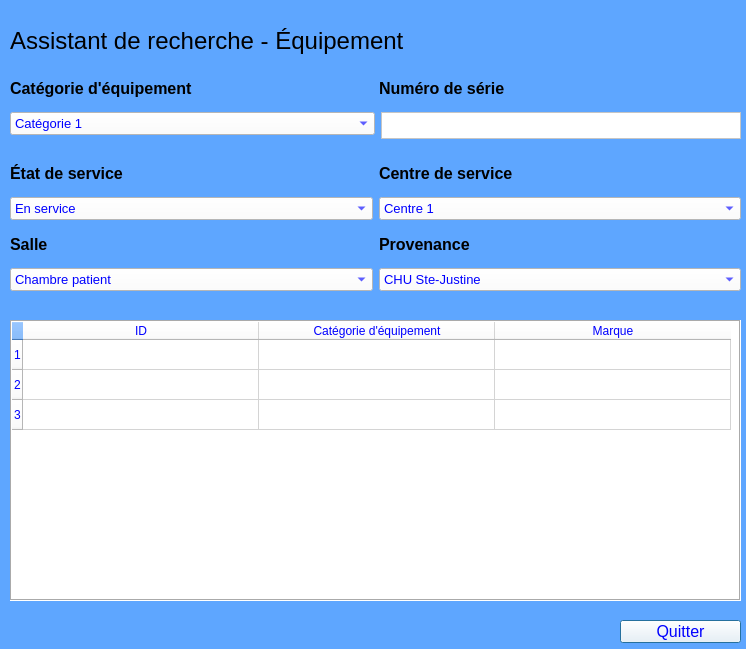
Above: Fenetre avec Qt designer/fenetre_recherche_equipement.ui from ProjetPC2/SIMM-2.0 before the change. Below: the same form after it.
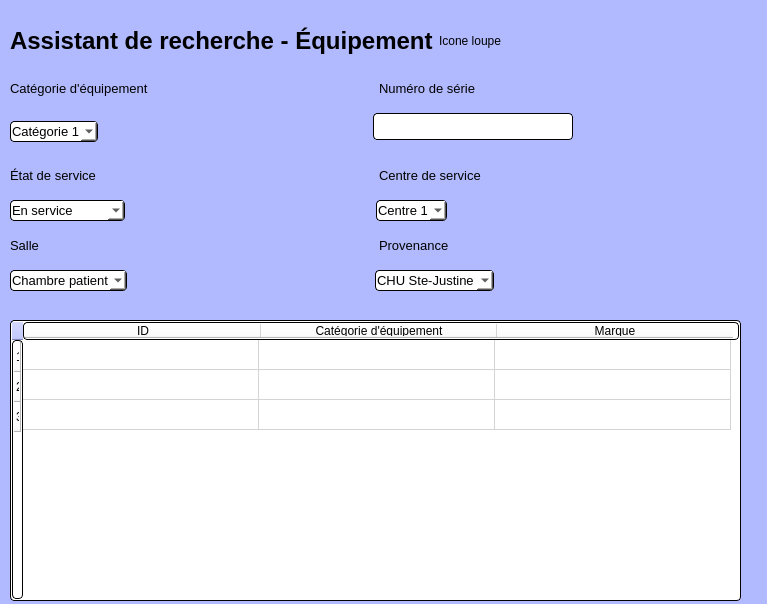
That is the form after the change. Icons and pictures are not drawn.

Commit message: qt recherche equipement

```diff
--- a/Fenetre avec Qt designer/fenetre_recherche_equipement.ui
+++ b/Fenetre avec Qt designer/fenetre_recherche_equipement.ui
@@ -6,15 +6,16 @@
    <rect>
     <x>0</x>
     <y>0</y>
-    <width>746</width>
-    <height>649</height>
+    <width>767</width>
+    <height>604</height>
    </rect>
   </property>
   <property name="windowTitle">
    <string>Dialog</string>
   </property>
   <property name="styleSheet">
-   <string notr="true">background: #5EA6FF;</string>
+   <string notr="true">background: rgb(178, 186, 255);
+</string>
   </property>
   <widget class="QWidget" name="horizontalLayoutWidget">
    <property name="geometry">
@@ -30,8 +31,10 @@
      <widget class="QLabel" name="title">
       <property name="font">
        <font>
-        <family>Arial</family>
+        <family>MS Shell Dlg 2</family>
         <pointsize>18</pointsize>
+        <weight>75</weight>
+        <bold>true</bold>
        </font>
       </property>
       <property name="styleSheet">
@@ -43,62 +46,12 @@
      </widget>
     </item>
     <item>
-     <spacer name="horizontalSpacer_2">
-      <property name="orientation">
-       <enum>Qt::Horizontal</enum>
-      </property>
-      <property name="sizeHint" stdset="0">
-       <size>
-        <width>20</width>
-        <height>20</height>
-       </size>
-      </property>
-     </spacer>
-    </item>
-    <item>
-     <widget class="QLabel" name="loupe">
-      <property name="enabled">
-       <bool>true</bool>
-      </property>
-      <property name="sizePolicy">
-       <sizepolicy hsizetype="Preferred" vsizetype="Preferred">
-        <horstretch>2</horstretch>
-        <verstretch>8</verstretch>
-       </sizepolicy>
-      </property>
-      <property name="maximumSize">
-       <size>
-        <width>100</width>
-        <height>100</height>
-       </size>
-      </property>
-      <property name="frameShape">
-       <enum>QFrame::NoFrame</enum>
-      </property>
+     <widget class="QLabel" name="label">
       <property name="text">
-       <string/>
-      </property>
-      <property name="pixmap">
-       <pixmap>../Apprentissage Python/exercices/Sabrina/Recherche d'un équipement/loupe.icon.png</pixmap>
-      </property>
-      <property name="scaledContents">
-       <bool>true</bool>
+       <string>Icone loupe</string>
       </property>
      </widget>
     </item>
-    <item>
-     <spacer name="horizontalSpacer">
-      <property name="orientation">
-       <enum>Qt::Horizontal</enum>
-      </property>
-      <property name="sizeHint" stdset="0">
-       <size>
-        <width>60</width>
-        <height>0</height>
-       </size>
-      </property>
-     </spacer>
-    </item>
    </layout>
   </widget>
   <widget class="QWidget" name="verticalLayoutWidget">
@@ -113,14 +66,14 @@
    <layout class="QVBoxLayout" name="verticalLayout">
     <item>
      <layout class="QHBoxLayout" name="horizontalLayout_7">
-      <item>
+      <item alignment="Qt::AlignLeft">
        <widget class="QLabel" name="categorie">
         <property name="font">
          <font>
-          <family>Arial</family>
-          <pointsize>12</pointsize>
-          <weight>75</weight>
-          <bold>true</bold>
+          <family>MS Shell Dlg 2</family>
+          <pointsize>10</pointsize>
+          <weight>50</weight>
+          <bold>false</bold>
          </font>
         </property>
         <property name="text">
@@ -132,10 +85,10 @@
        <widget class="QLabel" name="NoSerie">
         <property name="font">
          <font>
-          <family>Arial</family>
-          <pointsize>12</pointsize>
-          <weight>75</weight>
-          <bold>true</bold>
+          <family>MS Shell Dlg 2</family>
+          <pointsize>10</pointsize>
+          <weight>50</weight>
+          <bold>false</bold>
          </font>
         </property>
         <property name="text">
@@ -147,11 +100,20 @@
     </item>
     <item>
      <layout class="QHBoxLayout" name="horizontalLayout_6">
+      <property name="spacing">
+       <number>0</number>
+      </property>
       <property name="sizeConstraint">
        <enum>QLayout::SetMaximumSize</enum>
       </property>
-      <item alignment="Qt::AlignTop">
+      <item>
        <widget class="QComboBox" name="boite_categorie">
+        <property name="maximumSize">
+         <size>
+          <width>300</width>
+          <height>16777215</height>
+         </size>
+        </property>
         <property name="font">
          <font>
           <family>Arial</family>
@@ -159,8 +121,11 @@
          </font>
         </property>
         <property name="styleSheet">
-         <string notr="true">background: white;
-color: #0000FF;</string>
+         <string notr="true">padding: 1px;
+border-style: solid;
+border: 1px solid black;
+border-radius: 4px;
+background:rgb(255, 255, 255)</string>
         </property>
         <item>
          <property name="text">
@@ -179,20 +144,53 @@
         </item>
        </widget>
       </item>
+      <item>
+       <spacer name="horizontalSpacer">
+        <property name="orientation">
+         <enum>Qt::Horizontal</enum>
+        </property>
+        <property name="sizeType">
+         <enum>QSizePolicy::Expanding</enum>
+        </property>
+        <property name="sizeHint" stdset="0">
+         <size>
+          <width>275</width>
+          <height>20</height>
+         </size>
+        </property>
+       </spacer>
+      </item>
       <item alignment="Qt::AlignTop">
        <widget class="QTextEdit" name="text_NoSerie">
         <property name="maximumSize">
          <size>
-          <width>360</width>
+          <width>200</width>
           <height>27</height>
          </size>
         </property>
         <property name="styleSheet">
-         <string notr="true">background: white;
+         <string notr="true">padding: 1px;
+border-style: solid;
+border: 1px solid black;
+border-radius: 4px;
+background:rgb(255, 255, 255)
 </string>
         </property>
        </widget>
       </item>
+      <item>
+       <spacer name="horizontalSpacer_2">
+        <property name="orientation">
+         <enum>Qt::Horizontal</enum>
+        </property>
+        <property name="sizeHint" stdset="0">
+         <size>
+          <width>40</width>
+          <height>20</height>
+         </size>
+        </property>
+       </spacer>
+      </item>
      </layout>
     </item>
     <item>
@@ -201,10 +199,10 @@
        <widget class="QLabel" name="etat">
         <property name="font">
          <font>
-          <family>Arial</family>
-          <pointsize>12</pointsize>
-          <weight>75</weight>
-          <bold>true</bold>
+          <family>MS Shell Dlg 2</family>
+          <pointsize>10</pointsize>
+          <weight>50</weight>
+          <bold>false</bold>
          </font>
         </property>
         <property name="text">
@@ -216,10 +214,10 @@
        <widget class="QLabel" name="centre">
         <property name="font">
          <font>
-          <family>Arial</family>
-          <pointsize>12</pointsize>
-          <weight>75</weight>
-          <bold>true</bold>
+          <family>MS Shell Dlg 2</family>
+          <pointsize>10</pointsize>
+          <weight>50</weight>
+          <bold>false</bold>
          </font>
         </property>
         <property name="text">
@@ -233,6 +231,12 @@
      <layout class="QHBoxLayout" name="horizontalLayout_4">
       <item>
        <widget class="QComboBox" name="liste_etat">
+        <property name="maximumSize">
+         <size>
+          <width>200</width>
+          <height>16777215</height>
+         </size>
+        </property>
         <property name="font">
          <font>
           <family>Arial</family>
@@ -240,8 +244,11 @@
          </font>
         </property>
         <property name="styleSheet">
-         <string notr="true">background: white;
-color: #0000FF;</string>
+         <string notr="true">padding: 1px;
+border-style: solid;
+border: 1px solid black;
+border-radius: 4px;
+background:rgb(255, 255, 255)</string>
         </property>
         <item>
          <property name="text">
@@ -260,8 +267,30 @@
         </item>
        </widget>
       </item>
+      <item>
+       <spacer name="horizontalSpacer_3">
+        <property name="orientation">
+         <enum>Qt::Horizontal</enum>
+        </property>
+        <property name="sizeType">
+         <enum>QSizePolicy::Fixed</enum>
+        </property>
+        <property name="sizeHint" stdset="0">
+         <size>
+          <width>245</width>
+          <height>20</height>
+         </size>
+        </property>
+       </spacer>
+      </item>
       <item>
        <widget class="QComboBox" name="liste_centre">
+        <property name="maximumSize">
+         <size>
+          <width>200</width>
+          <height>16777215</height>
+         </size>
+        </property>
         <property name="font">
          <font>
           <family>Arial</family>
@@ -269,8 +298,11 @@
          </font>
         </property>
         <property name="styleSheet">
-         <string notr="true">background: white;
-color: #0000FF;</string>
+         <string notr="true">padding: 1px;
+border-style: solid;
+border: 1px solid black;
+border-radius: 4px;
+background:rgb(255, 255, 255)</string>
         </property>
         <item>
          <property name="text">
@@ -289,6 +321,19 @@
         </item>
        </widget>
       </item>
+      <item>
+       <spacer name="horizontalSpacer_4">
+        <property name="orientation">
+         <enum>Qt::Horizontal</enum>
+        </property>
+        <property name="sizeHint" stdset="0">
+         <size>
+          <width>40</width>
+          <height>20</height>
+         </size>
+        </property>
+       </spacer>
+      </item>
      </layout>
     </item>
     <item>
@@ -297,10 +342,10 @@
        <widget class="QLabel" name="salle">
         <property name="font">
          <font>
-          <family>Arial</family>
-          <pointsize>12</pointsize>
-          <weight>75</weight>
-          <bold>true</bold>
+          <family>MS Shell Dlg 2</family>
+          <pointsize>10</pointsize>
+          <weight>50</weight>
+          <bold>false</bold>
          </font>
         </property>
         <property name="text">
@@ -312,10 +357,10 @@
        <widget class="QLabel" name="provenance">
         <property name="font">
          <font>
-          <family>Arial</family>
-          <pointsize>12</pointsize>
-          <weight>75</weight>
-          <bold>true</bold>
+          <family>MS Shell Dlg 2</family>
+          <pointsize>10</pointsize>
+          <weight>50</weight>
+          <bold>false</bold>
          </font>
         </property>
         <property name="text">
@@ -329,6 +374,12 @@
      <layout class="QHBoxLayout" name="horizontalLayout_3">
       <item>
        <widget class="QComboBox" name="liste_salle">
+        <property name="maximumSize">
+         <size>
+          <width>200</width>
+          <height>16777215</height>
+         </size>
+        </property>
         <property name="font">
          <font>
           <family>Arial</family>
@@ -336,8 +387,11 @@
          </font>
         </property>
         <property name="styleSheet">
-         <string notr="true">background: white;
-color: #0000FF;
+         <string notr="true">padding: 1px;
+border-style: solid;
+border: 1px solid black;
+border-radius: 4px;
+background:rgb(255, 255, 255)
 </string>
         </property>
         <item>
@@ -357,8 +411,30 @@
         </item>
        </widget>
       </item>
+      <item>
+       <spacer name="horizontalSpacer_5">
+        <property name="orientation">
+         <enum>Qt::Horizontal</enum>
+        </property>
+        <property name="sizeType">
+         <enum>QSizePolicy::Fixed</enum>
+        </property>
+        <property name="sizeHint" stdset="0">
+         <size>
+          <width>242</width>
+          <height>20</height>
+         </size>
+        </property>
+       </spacer>
+      </item>
       <item>
        <widget class="QComboBox" name="liste_provenance">
+        <property name="maximumSize">
+         <size>
+          <width>200</width>
+          <height>16777215</height>
+         </size>
+        </property>
         <property name="font">
          <font>
           <family>Arial</family>
@@ -366,8 +442,11 @@
          </font>
         </property>
         <property name="styleSheet">
-         <string notr="true">background: white;
-color: #0000FF;</string>
+         <string notr="true">padding: 1px;
+border-style: solid;
+border: 1px solid black;
+border-radius: 4px;
+background:rgb(255, 255, 255)</string>
         </property>
         <item>
          <property name="text">
@@ -386,6 +465,19 @@
         </item>
        </widget>
       </item>
+      <item>
+       <spacer name="horizontalSpacer_6">
+        <property name="orientation">
+         <enum>Qt::Horizontal</enum>
+        </property>
+        <property name="sizeHint" stdset="0">
+         <size>
+          <width>40</width>
+          <height>20</height>
+         </size>
+        </property>
+       </spacer>
+      </item>
      </layout>
     </item>
    </layout>
@@ -407,15 +499,19 @@
    </property>
    <property name="font">
     <font>
-     <family>Arial</family>
-     <pointsize>12</pointsize>
-     <weight>75</weight>
-     <bold>true</bold>
+     <family>MS Shell Dlg 2</family>
+     <pointsize>10</pointsize>
+     <weight>50</weight>
+     <bold>false</bold>
     </font>
    </property>
    <property name="styleSheet">
-    <string notr="true">background: white;
-color: #0000FF;</string>
+    <string notr="true">font: 10pt &quot;MS Shell Dlg 2&quot;;
+padding: 1px;
+border-style: solid;
+border: 1px solid black;
+border-radius: 4px;
+background:rgb(255, 255, 255)</string>
    </property>
    <property name="frameShape">
     <enum>QFrame::Box</enum>
@@ -485,29 +581,6 @@
     </property>
    </item>
   </widget>
-  <widget class="QPushButton" name="pushButton">
-   <property name="geometry">
-    <rect>
-     <x>620</x>
-     <y>620</y>
-     <width>121</width>
-     <height>23</height>
-    </rect>
-   </property>
-   <property name="font">
-    <font>
-     <family>Arial</family>
-     <pointsize>12</pointsize>
-    </font>
-   </property>
-   <property name="styleSheet">
-    <string notr="true">background: white;
-color: #0000FF;</string>
-   </property>
-   <property name="text">
-    <string>Quitter</string>
-   </property>
-  </widget>
  </widget>
  <resources/>
  <connections/>
```
